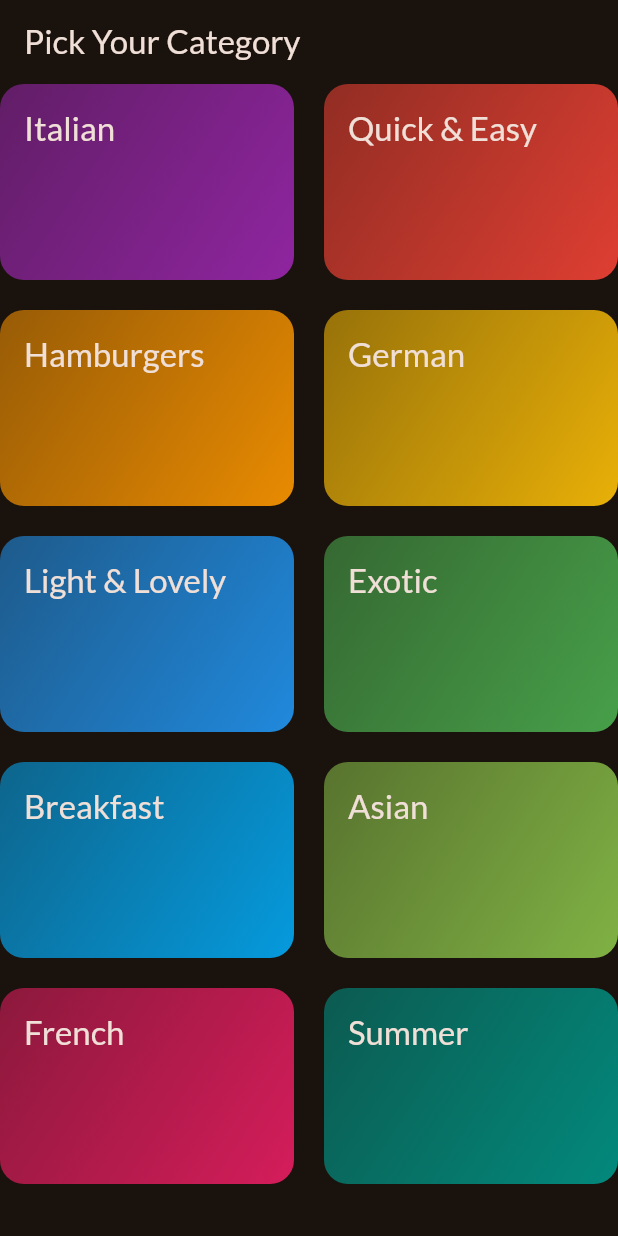
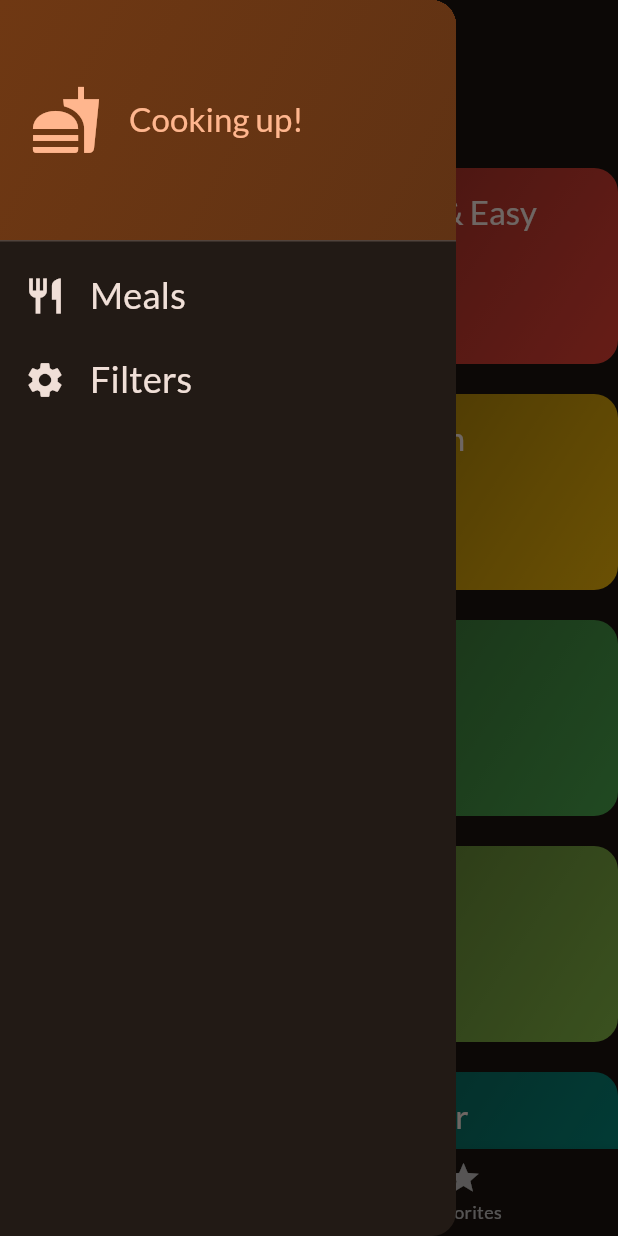
Before and after one commit to bmnaufaal/meals_app, a Flutter app: the screen it shows after launch, with the side drawer open (before the commit the screen has no drawer), on a phone screen of 412 x 824 dp. Run offline on Flutter 3.47's test engine with Material 2 defaults, Android fonts, the phone set to English and light mode, and no system bars; our stand-ins replace google_fonts, transparent_image.

```diff
--- a/lib/main.dart
+++ b/lib/main.dart
@@ -1,6 +1,7 @@
 import 'package:flutter/material.dart';
 import 'package:google_fonts/google_fonts.dart';
 import 'package:meals_app/screens/categories_screen.dart';
+import 'package:meals_app/screens/tab_screen.dart';
 
 final theme = ThemeData(
   useMaterial3: true,
@@ -22,7 +23,7 @@ class App extends StatelessWidget {
   Widget build(BuildContext context) {
     return MaterialApp(
       theme: theme,
-      home: const CategoriesScreen(),
+      home: const TabScreen(),
     );
   }
 }
--- a/lib/screens/categories_screen.dart
+++ b/lib/screens/categories_screen.dart
@@ -4,9 +4,12 @@ import 'package:meals_app/screens/meal_screen.dart';
 import 'package:meals_app/widgets/category_grid_item.dart';
 
 import '../models/category.dart';
+import '../models/meal.dart';
 
 class CategoriesScreen extends StatelessWidget {
-  const CategoriesScreen({super.key});
+  const CategoriesScreen({super.key, required this.onToggleFavorite});
+
+  final void Function(Meal meal) onToggleFavorite;
 
   void _selectCategory(BuildContext context, Category category) {
     final filteredMeals = dummyMeals
@@ -21,6 +24,7 @@ class CategoriesScreen extends StatelessWidget {
         builder: (ctx) => MealScreen(
           title: category.title,
           meals: filteredMeals,
+          onToggleFavorite: onToggleFavorite,
         ),
       ),
     );
--- /dev/null
+++ b/lib/screens/tab_screen.dart
@@ -0,0 +1,102 @@
+import 'package:flutter/material.dart';
+import 'package:meals_app/models/meal.dart';
+import 'package:meals_app/screens/categories_screen.dart';
+import 'package:meals_app/screens/filter_screen.dart';
+import 'package:meals_app/screens/meal_screen.dart';
+import 'package:meals_app/widgets/main_drawer.dart';
+
+class TabScreen extends StatefulWidget {
+  const TabScreen({super.key});
+
+  @override
+  State<TabScreen> createState() {
+    return _TabScreenState();
+  }
+}
+
+class _TabScreenState extends State<TabScreen> {
+  int _selectedPageIndex = 0;
+  final List<Meal> _favoriteMeals = [];
+
+  void _showInfoMessage(String message) {
+    ScaffoldMessenger.of(context).clearSnackBars();
+    ScaffoldMessenger.of(context).showSnackBar(
+      SnackBar(
+        content: Text(message),
+      ),
+    );
+  }
+
+  void _toggleMealStatus(Meal meal) {
+    final isExisting = _favoriteMeals.contains(meal);
+
+    if (isExisting == true) {
+      setState(() {
+        _favoriteMeals.remove(meal);
+      });
+      _showInfoMessage('Meal is no longer a favorite');
+    } else {
+      setState(() {
+        _favoriteMeals.add(meal);
+      });
+      _showInfoMessage('Meal is marked as a favorite');
+    }
+  }
+
+  void _selectPage(int index) {
+    setState(() {
+      _selectedPageIndex = index;
+    });
+  }
+
+  void _setScreen(String identifier) {
+    if (identifier == 'filters') {
+      Navigator.of(context).pop();
+      Navigator.of(context).pushReplacement(
+        MaterialPageRoute(
+          builder: (ctx) => const FilterScreen(),
+        ),
+      );
+    } else {
+      Navigator.of(context).pop();
+    }
+  }
+
+  @override
+  Widget build(BuildContext context) {
+    Widget activePage = CategoriesScreen(
+      onToggleFavorite: _toggleMealStatus,
+    );
+    var activePageTitle = 'Categories';
+
+    if (_selectedPageIndex == 1) {
+      activePage = MealScreen(
+        meals: _favoriteMeals,
+        onToggleFavorite: _toggleMealStatus,
+      );
+      activePageTitle = 'Your Favorites';
+    }
+
+    return Scaffold(
+      appBar: AppBar(
+        title: Text(activePageTitle),
+      ),
+      body: activePage,
+      drawer: MainDrawer(onSelectScreen: _setScreen),
+      bottomNavigationBar: BottomNavigationBar(
+        onTap: _selectPage,
+        currentIndex: _selectedPageIndex,
+        items: const [
+          BottomNavigationBarItem(
+            icon: Icon(Icons.set_meal),
+            label: 'Categories',
+          ),
+          BottomNavigationBarItem(
+            icon: Icon(Icons.star),
+            label: 'Favorites',
+          ),
+        ],
+      ),
+    );
+  }
+}
--- /dev/null
+++ b/lib/widgets/main_drawer.dart
@@ -0,0 +1,86 @@
+import 'package:flutter/material.dart';
+
+class MainDrawer extends StatelessWidget {
+  const MainDrawer({
+    super.key,
+    required this.onSelectScreen,
+  });
+
+  final void Function(String identifier) onSelectScreen;
+
+  @override
+  Widget build(BuildContext context) {
+    return Drawer(
+      child: Column(
+        children: [
+          DrawerHeader(
+            padding: EdgeInsets.all(20),
+            decoration: BoxDecoration(
+              gradient: LinearGradient(
+                colors: [
+                  Theme.of(context).colorScheme.primaryContainer,
+                  Theme.of(context)
+                      .colorScheme
+                      .primaryContainer
+                      .withOpacity(0.8),
+                ],
+                begin: Alignment.topLeft,
+                end: Alignment.bottomRight,
+              ),
+            ),
+            child: Row(
+              children: [
+                Icon(
+                  Icons.fastfood,
+                  size: 48,
+                  color: Theme.of(context).colorScheme.primary,
+                ),
+                const SizedBox(width: 18),
+                Text(
+                  'Cooking up!',
+                  style: Theme.of(context).textTheme.titleLarge!.copyWith(
+                        color: Theme.of(context).colorScheme.primary,
+                      ),
+                )
+              ],
+            ),
+          ),
+          ListTile(
+            onTap: () {
+              onSelectScreen('meals');
+            },
+            leading: Icon(
+              Icons.restaurant,
+              size: 28,
+              color: Theme.of(context).colorScheme.onBackground,
+            ),
+            title: Text(
+              'Meals',
+              style: Theme.of(context).textTheme.titleSmall!.copyWith(
+                    color: Theme.of(context).colorScheme.onBackground,
+                    fontSize: 24,
+                  ),
+            ),
+          ),
+          ListTile(
+            onTap: () {
+              onSelectScreen('filters');
+            },
+            leading: Icon(
+              Icons.settings,
+              size: 28,
+              color: Theme.of(context).colorScheme.onBackground,
+            ),
+            title: Text(
+              'Filters',
+              style: Theme.of(context).textTheme.titleSmall!.copyWith(
+                    color: Theme.of(context).colorScheme.onBackground,
+                    fontSize: 24,
+                  ),
+            ),
+          ),
+        ],
+      ),
+    );
+  }
+}
```
Also changed, not shown: lib/screens/filter_screen.dart (added, +130 -0 lines), lib/screens/meal_detail_screen.dart (+54 -5 lines), lib/screens/meal_screen.dart (+11 -4 lines).
